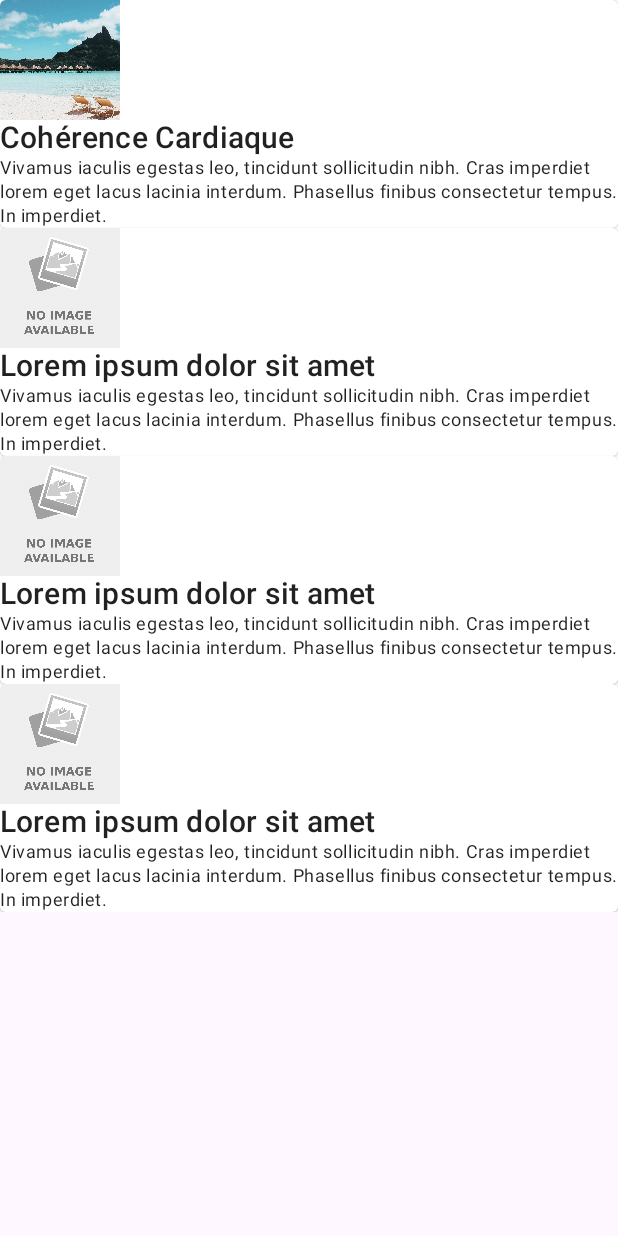
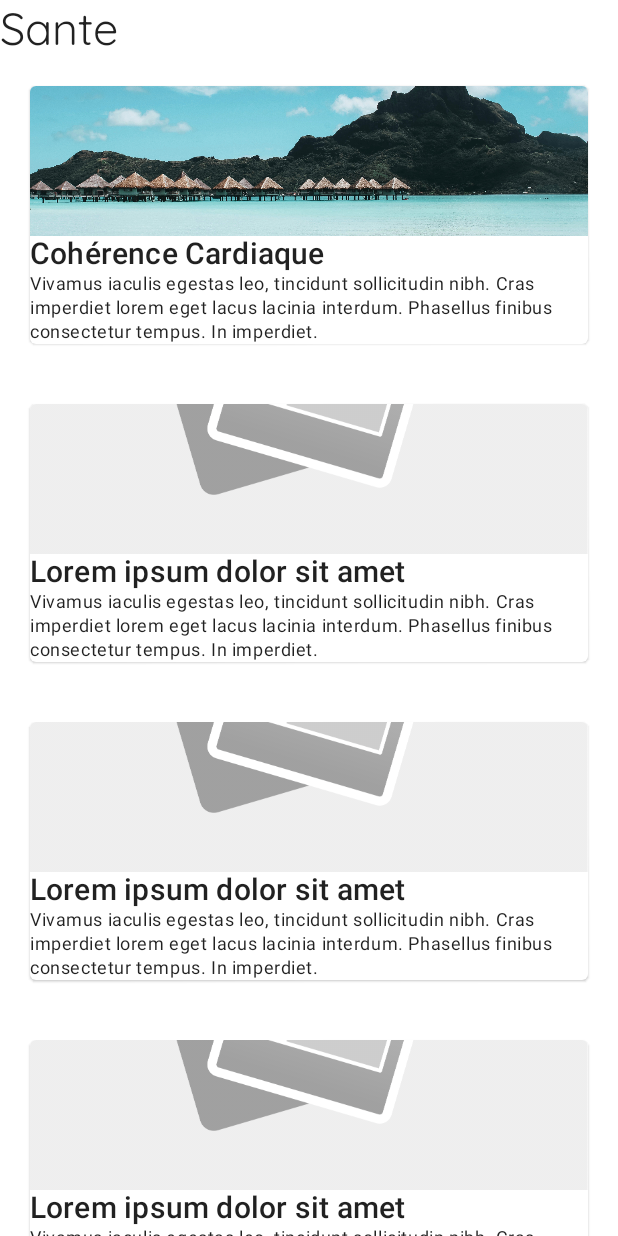
Before and after one commit to Guetguet6/bubble, an Android app built with Jetpack Compose: the SanteAdapter screen opened directly, with no data from a screen before it, on a phone screen of 412 x 824 dp. Run offline under Robolectric (Android 15) with nearby library versions, the phone set to English and light mode, and no system bars.

Commit message:
:sparkles: New Main Activity / UI Santé

```diff
--- a/app/src/main/java/ca/uqac/bubble/sante/SanteAdapter.kt
+++ b/app/src/main/java/ca/uqac/bubble/sante/SanteAdapter.kt
@@ -10,7 +10,10 @@ import androidx.activity.compose.setContent
 import androidx.compose.foundation.Image
 import androidx.compose.foundation.layout.Column
 import androidx.compose.foundation.layout.Row
+import androidx.compose.foundation.layout.height
+import androidx.compose.foundation.layout.padding
 import androidx.compose.foundation.layout.size
+import androidx.compose.foundation.layout.width
 import androidx.compose.foundation.lazy.LazyColumn
 import androidx.compose.foundation.lazy.items
 import androidx.compose.material.Card
@@ -21,6 +24,7 @@ import androidx.compose.material.Surface
 import androidx.compose.material.Text
 import androidx.compose.runtime.Composable
 import androidx.compose.runtime.remember
+import androidx.compose.ui.Alignment
 import androidx.compose.ui.Modifier
 import androidx.compose.ui.layout.ContentScale
 import androidx.compose.ui.res.painterResource
@@ -42,8 +46,10 @@ class SanteAdapter : ComponentActivity(){
         setContent {
             BubbleAppTheme {
                 Surface{
-                    Text(text = "Hello World")
+                    Column {
+                    Text(text = "Sante")
                     Content()
+                    }
                 }
             }
         }
@@ -72,15 +78,17 @@ class SanteAdapter : ComponentActivity(){
                     startActivity(Intent(this, Sante.classPath))
                 }
             },
-            enabled = Sante.classPath != null
+            enabled = Sante.classPath != null,
+            modifier = Modifier
+                .padding(20.dp)
         ){
             Column {
                 Image(
                     painter = painterResource(id = Sante.imgagePath),
                     contentDescription = null,
                     contentScale = ContentScale.Crop,
-                    modifier = Modifier
-                        .size(80.dp)
+                    modifier = Modifier.height(100.dp),
+                    alignment = Alignment.Center
                 )
                 Text(text = Sante.title, style = typography.h6)
                 Text(text = Sante.description, style = typography.caption)
--- a/app/src/main/java/ca/uqac/bubble/sante/liste/CoherenceCardiaqueActivity.kt
+++ b/app/src/main/java/ca/uqac/bubble/sante/liste/CoherenceCardiaqueActivity.kt
@@ -145,7 +145,7 @@ class CoherenceCardiaqueActivity(
         ){
             Canvas(
                 modifier = Modifier
-                    .size(size = 300.dp)
+                    .size(size = (LocalConfiguration.current.screenWidthDp/2).dp)
             ) {
                 drawCircle(
                     color = Color.Blue,
```
Also changed, not shown: app/src/main/java/ca/uqac/bubble/MainActivity.kt (+73 -22 lines), app/src/main/res/drawable-xxhdpi/no_image.png (renamed from app/src/main/res/drawable/no_image.png), app/src/main/res/drawable-xxhdpi/plage.jpg (renamed from app/src/main/res/drawable/plage.jpg).
